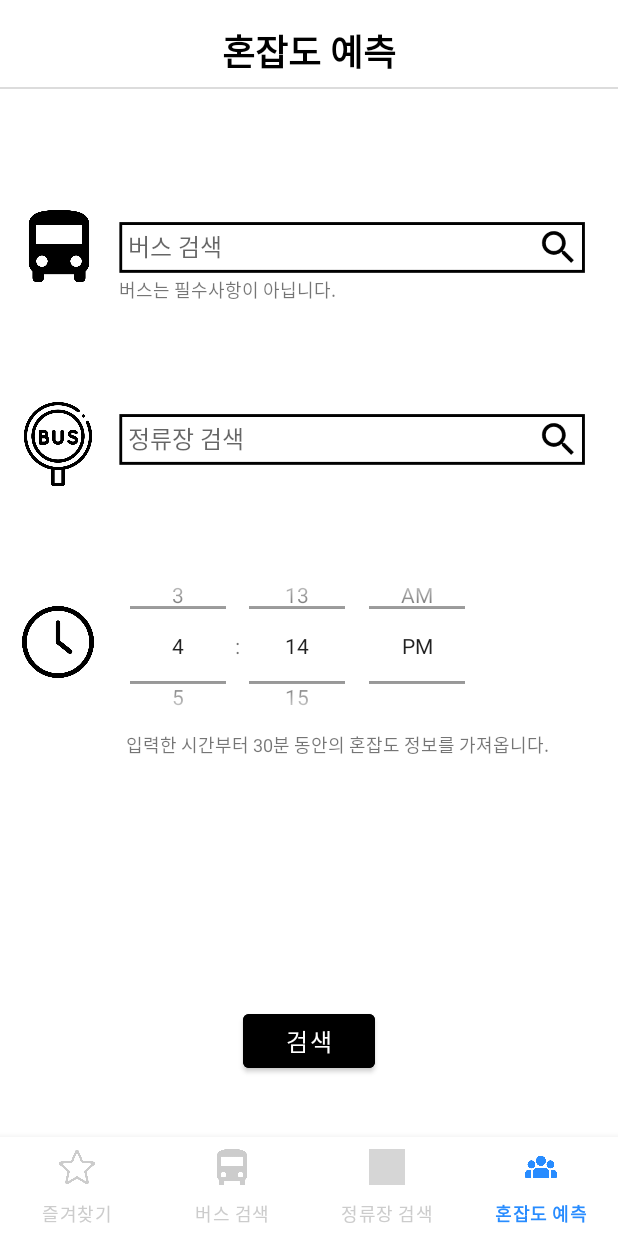
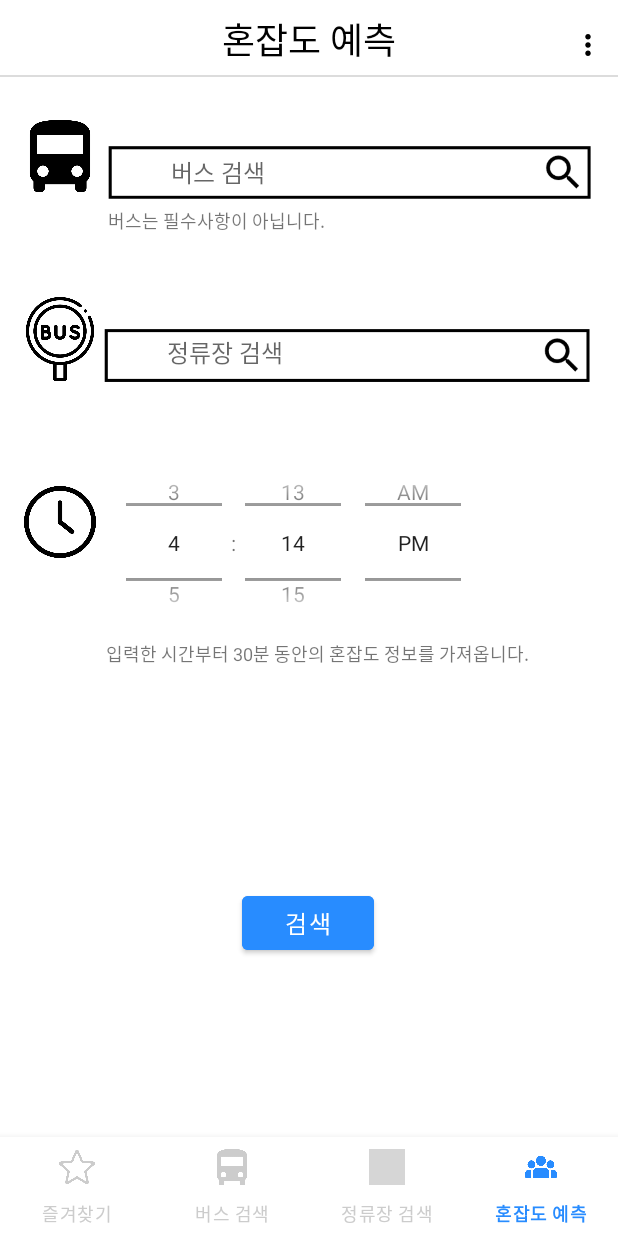
Before and after one commit to 2022-SMHRD-KDT-New-IoT-4/EveryBus, an Android app: the screen it shows after launch (MainActivity), item 4 of the bottom bar chosen, on a phone screen of 412 x 824 dp. Run offline under Robolectric (Android 15) with nearby library versions, the phone set to English and light mode, and no system bars; our stand-ins replace Volley; grey boxes are pictures that could not be loaded.

Commit message:
혼잡도예측 화면 _ 담

```diff
--- a/app/src/main/res/layout/fragment_search_congestion__activity.xml
+++ b/app/src/main/res/layout/fragment_search_congestion__activity.xml
@@ -11,19 +11,19 @@
         android:id="@+id/tp"
         android:layout_width="256dp"
         android:layout_height="134dp"
-        android:layout_marginStart="8dp"
+        android:layout_marginStart="4dp"
         android:layout_marginTop="32dp"
         android:timePickerMode="spinner"
         app:layout_constraintBottom_toBottomOf="@+id/imageView7"
         app:layout_constraintStart_toEndOf="@+id/imageView7"
         app:layout_constraintTop_toBottomOf="@+id/imageView10"
-        app:layout_constraintVertical_bias="0.274" />
+        app:layout_constraintVertical_bias="0.372" />
 
     <ImageView
         android:id="@+id/imageView7"
         android:layout_width="48dp"
         android:layout_height="48dp"
-        android:layout_marginTop="80dp"
+        android:layout_marginTop="70dp"
         android:src="@drawable/time_search"
         app:layout_constraintEnd_toEndOf="@+id/imageView12"
         app:layout_constraintStart_toStartOf="@+id/imageView12"
@@ -34,9 +34,10 @@
         android:layout_width="48dp"
         android:layout_height="48dp"
         android:layout_marginStart="16dp"
-        android:layout_marginTop="80dp"
+        android:layout_marginTop="28dp"
         android:src="@drawable/bus"
         app:layout_constraintEnd_toStartOf="@+id/guideline2"
+        app:layout_constraintHorizontal_bias="0.0"
         app:layout_constraintStart_toStartOf="parent"
         app:layout_constraintTop_toBottomOf="@+id/texttttttt" />
 
@@ -44,55 +45,60 @@
         android:id="@+id/imageView12"
         android:layout_width="56dp"
         android:layout_height="56dp"
-        android:layout_marginTop="80dp"
+        android:layout_marginTop="70dp"
         android:src="@drawable/busstop"
         app:layout_constraintEnd_toStartOf="@+id/guideline2"
+        app:layout_constraintHorizontal_bias="0.4"
         app:layout_constraintStart_toStartOf="@+id/imageView3"
         app:layout_constraintTop_toBottomOf="@+id/imageView3" />
 
     <ImageView
         android:id="@+id/imageView5"
-        android:layout_width="320dp"
-        android:layout_height="112dp"
-        android:layout_marginTop="48dp"
+        android:layout_width="331dp"
+        android:layout_height="116dp"
+        android:layout_marginTop="4dp"
         android:src="@drawable/search_bar_black"
         app:layout_constraintEnd_toEndOf="parent"
-        app:layout_constraintHorizontal_bias="0.448"
+        app:layout_constraintHorizontal_bias="0.31"
         app:layout_constraintStart_toStartOf="@+id/guideline2"
-        app:layout_constraintTop_toBottomOf="@+id/texttttttt" />
+        app:layout_constraintTop_toBottomOf="@+id/texttttttt"
+        app:srcCompat="@drawable/search" />
 
     <ImageView
         android:id="@+id/imageView10"
-        android:layout_width="320dp"
-        android:layout_height="112dp"
-        android:layout_marginTop="16dp"
+        android:layout_width="333dp"
+        android:layout_height="120dp"
+        android:layout_marginTop="4dp"
         android:src="@drawable/search_bar_black"
         app:layout_constraintEnd_toEndOf="parent"
-        app:layout_constraintHorizontal_bias="0.448"
+        app:layout_constraintHorizontal_bias="0.206"
         app:layout_constraintStart_toStartOf="@+id/guideline2"
-        app:layout_constraintTop_toBottomOf="@+id/imageView5" />
+        app:layout_constraintTop_toBottomOf="@+id/imageView5"
+        app:srcCompat="@drawable/search" />
 
     <TextView
         android:id="@+id/texttttttt"
         android:layout_width="0dp"
         android:layout_height="wrap_content"
+        android:layout_marginTop="8dp"
         android:background="@drawable/border_buttom"
         android:gravity="center"
         android:paddingBottom="8dp"
         android:text="혼잡도 예측"
         android:textColor="#000000"
         android:textSize="24dp"
-        android:textStyle="bold"
+        android:textStyle="normal"
         app:layout_constraintBottom_toTopOf="@+id/guideline3"
         app:layout_constraintEnd_toEndOf="parent"
-        app:layout_constraintHorizontal_bias="0.0"
+        app:layout_constraintHorizontal_bias="0.452"
         app:layout_constraintStart_toStartOf="parent"
-        app:layout_constraintTop_toTopOf="parent" />
+        app:layout_constraintTop_toTopOf="parent"
+        app:layout_constraintVertical_bias="0.0" />
 
     <AutoCompleteTextView
         android:id="@+id/etBusName"
-        android:layout_width="300dp"
-        android:layout_height="wrap_content"
+        android:layout_width="281dp"
+        android:layout_height="30dp"
         android:background="@android:color/transparent"
         android:ems="10"
         android:hint="버스 검색"
@@ -100,23 +106,27 @@
         android:textSize="16sp"
         app:layout_constraintBottom_toBottomOf="@+id/imageView5"
         app:layout_constraintEnd_toEndOf="@+id/imageView5"
+        app:layout_constraintHorizontal_bias="0.923"
         app:layout_constraintStart_toStartOf="@+id/imageView5"
-        app:layout_constraintTop_toTopOf="@+id/imageView5" />
+        app:layout_constraintTop_toTopOf="@+id/imageView5"
+        app:layout_constraintVertical_bias="0.512" />
 
     <AutoCompleteTextView
         android:id="@+id/etBusstop"
-        android:layout_width="300dp"
-        android:layout_height="27dp"
+        android:layout_width="262dp"
+        android:layout_height="24dp"
         android:background="@android:color/transparent"
+        android:completionThreshold="1"
         android:ems="10"
         android:hint="정류장 검색"
         android:inputType="textPersonName"
         android:textSize="16sp"
-        android:completionThreshold="1"
         app:layout_constraintBottom_toBottomOf="@+id/imageView10"
         app:layout_constraintEnd_toEndOf="@+id/imageView5"
+        app:layout_constraintHorizontal_bias="0.639"
         app:layout_constraintStart_toStartOf="@+id/imageView10"
-        app:layout_constraintTop_toTopOf="@+id/imageView10" />
+        app:layout_constraintTop_toTopOf="@+id/imageView10"
+        app:layout_constraintVertical_bias="0.488" />
 
     <Button
         android:id="@+id/btnSearch"
@@ -124,13 +134,16 @@
         android:layout_height="wrap_content"
         android:layout_marginStart="16dp"
         android:layout_marginEnd="16dp"
-        android:layout_marginBottom="40dp"
-        android:backgroundTint="#000000"
+        android:layout_marginBottom="80dp"
+        android:backgroundTint="#288CFF"
         android:text="검색"
         android:textSize="16sp"
         app:layout_constraintBottom_toBottomOf="parent"
         app:layout_constraintEnd_toEndOf="parent"
-        app:layout_constraintStart_toStartOf="parent" />
+        app:layout_constraintHorizontal_bias="0.498"
+        app:layout_constraintStart_toStartOf="parent"
+        app:layout_constraintTop_toBottomOf="@+id/textView23"
+        app:layout_constraintVertical_bias="0.793" />
 
     <androidx.constraintlayout.widget.Guideline
         android:id="@+id/guideline2"
@@ -164,12 +177,23 @@
         android:id="@+id/textView23"
         android:layout_width="wrap_content"
         android:layout_height="wrap_content"
-        android:layout_marginTop="124dp"
+        android:layout_marginTop="132dp"
         android:text="입력한 시간부터 30분 동안의 혼잡도 정보를 가져옵니다."
         android:textSize="12sp"
         app:layout_constraintEnd_toEndOf="parent"
-        app:layout_constraintHorizontal_bias="0.323"
+        app:layout_constraintHorizontal_bias="0.126"
         app:layout_constraintStart_toStartOf="@+id/guideline2"
         app:layout_constraintTop_toTopOf="@+id/tp" />
 
+    <ImageButton
+        android:id="@+id/imageButton3"
+        android:layout_width="wrap_content"
+        android:layout_height="wrap_content"
+        android:layout_marginEnd="8dp"
+        android:background="@null"
+        android:src="@drawable/ic_stat_name"
+        app:layout_constraintBottom_toBottomOf="@+id/texttttttt"
+        app:layout_constraintEnd_toEndOf="parent"
+        app:layout_constraintTop_toTopOf="@+id/texttttttt" />
+
 </androidx.constraintlayout.widget.ConstraintLayout>
```
Also changed, not shown: app/src/main/res/layout/activity_congestion_info.xml (+41 -1 lines).
